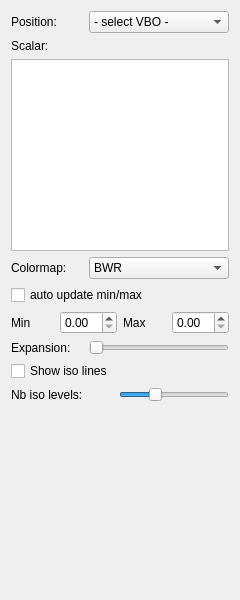
Before: the Qt Designer form schnapps/plugins/surface_render_scalar/surface_render_scalar.ui in cgogn/SCHNApps, drawn with Qt 5.
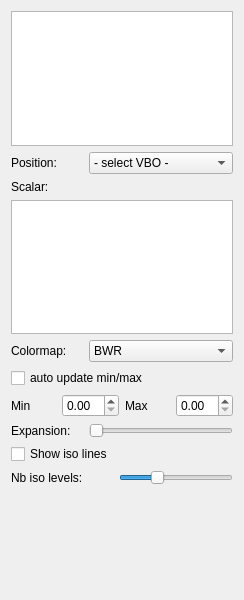
After: the same form once the commit is applied.

Commit message: working surface_render_scalar

Diff of the .ui file:
```diff
--- a/schnapps/plugins/surface_render_scalar/surface_render_scalar.ui
+++ b/schnapps/plugins/surface_render_scalar/surface_render_scalar.ui
@@ -7,7 +7,7 @@
    <rect>
     <x>0</x>
     <y>0</y>
-    <width>240</width>
+    <width>244</width>
     <height>600</height>
    </rect>
   </property>
@@ -15,87 +15,67 @@
    <string>Form</string>
   </property>
   <layout class="QGridLayout" name="gridLayout">
-   <item row="0" column="0">
+   <item row="1" column="0">
     <widget class="QLabel" name="label_2">
      <property name="text">
       <string>Position:</string>
      </property>
     </widget>
    </item>
-   <item row="0" column="1" colspan="2">
-    <widget class="QComboBox" name="combo_positionVBO">
-     <property name="sizePolicy">
-      <sizepolicy hsizetype="Expanding" vsizetype="Fixed">
-       <horstretch>0</horstretch>
-       <verstretch>0</verstretch>
-      </sizepolicy>
+   <item row="9" column="2">
+    <widget class="QSlider" name="slider_nbIsoLevels">
+     <property name="minimum">
+      <number>1</number>
      </property>
-     <item>
-      <property name="text">
-       <string>- select VBO -</string>
-      </property>
-     </item>
+     <property name="maximum">
+      <number>30</number>
+     </property>
+     <property name="pageStep">
+      <number>1</number>
+     </property>
+     <property name="value">
+      <number>10</number>
+     </property>
+     <property name="orientation">
+      <enum>Qt::Horizontal</enum>
+     </property>
     </widget>
    </item>
-   <item row="1" column="0">
-    <widget class="QLabel" name="label_3">
+   <item row="7" column="0">
+    <widget class="QLabel" name="label">
      <property name="text">
-      <string>Scalar:</string>
+      <string>Expansion:</string>
      </property>
     </widget>
    </item>
-   <item row="2" column="0" colspan="3">
+   <item row="7" column="1" colspan="2">
+    <widget class="QSlider" name="slider_expansion">
+     <property name="maximum">
+      <number>10</number>
+     </property>
+     <property name="pageStep">
+      <number>1</number>
+     </property>
+     <property name="orientation">
+      <enum>Qt::Horizontal</enum>
+     </property>
+    </widget>
+   </item>
+   <item row="3" column="0" colspan="3">
     <widget class="QListWidget" name="list_scalarVBO">
      <property name="selectionMode">
       <enum>QAbstractItemView::SingleSelection</enum>
      </property>
     </widget>
    </item>
-   <item row="3" column="0">
-    <widget class="QLabel" name="label_4">
+   <item row="9" column="0">
+    <widget class="QLabel" name="label_5">
      <property name="text">
-      <string>Colormap:</string>
+      <string>Nb iso levels:</string>
      </property>
     </widget>
    </item>
-   <item row="3" column="1" colspan="2">
-    <widget class="QComboBox" name="combo_colorMap">
-     <property name="sizePolicy">
-      <sizepolicy hsizetype="Expanding" vsizetype="Fixed">
-       <horstretch>0</horstretch>
-       <verstretch>0</verstretch>
-      </sizepolicy>
-     </property>
-     <item>
-      <property name="text">
-       <string>BWR</string>
-      </property>
-     </item>
-     <item>
-      <property name="text">
-       <string>CWR</string>
-      </property>
-     </item>
-     <item>
-      <property name="text">
-       <string>BCGYR</string>
-      </property>
-     </item>
-     <item>
-      <property name="text">
-       <string>BGR</string>
-      </property>
-     </item>
-    </widget>
-   </item>
-   <item row="4" column="0" colspan="3">
-    <widget class="QCheckBox" name="check_autoUpdateMinMax">
-     <property name="text">
-      <string>auto update min/max</string>
-     </property>
-    </widget>
-   </item>
-   <item row="5" column="0" colspan="3">
+   <item row="6" column="0" colspan="3">
     <layout class="QHBoxLayout" name="horizontalLayout">
      <item>
       <widget class="QLabel" name="label_7">
@@ -119,60 +99,52 @@
      </item>
     </layout>
    </item>
-   <item row="6" column="0">
-    <widget class="QLabel" name="label">
-     <property name="text">
-      <string>Expansion:</string>
+   <item row="1" column="1" colspan="2">
+    <widget class="QComboBox" name="combo_positionVBO">
+     <property name="sizePolicy">
+      <sizepolicy hsizetype="Expanding" vsizetype="Fixed">
+       <horstretch>0</horstretch>
+       <verstretch>0</verstretch>
+      </sizepolicy>
      </property>
+     <item>
+      <property name="text">
+       <string>- select VBO -</string>
+      </property>
+     </item>
     </widget>
    </item>
-   <item row="6" column="1" colspan="2">
-    <widget class="QSlider" name="slider_expansion">
-     <property name="maximum">
-      <number>10</number>
+   <item row="4" column="1" colspan="2">
+    <widget class="QComboBox" name="combo_colorMap">
+     <property name="sizePolicy">
+      <sizepolicy hsizetype="Expanding" vsizetype="Fixed">
+       <horstretch>0</horstretch>
+       <verstretch>0</verstretch>
+      </sizepolicy>
      </property>
-     <property name="pageStep">
-      <number>1</number>
-     </property>
-     <property name="orientation">
-      <enum>Qt::Horizontal</enum>
-     </property>
+     <item>
+      <property name="text">
+       <string>BWR</string>
+      </property>
+     </item>
+     <item>
+      <property name="text">
+       <string>CWR</string>
+      </property>
+     </item>
+     <item>
+      <property name="text">
+       <string>BCGYR</string>
+      </property>
+     </item>
+     <item>
+      <property name="text">
+       <string>BGR</string>
+      </property>
+     </item>
     </widget>
    </item>
-   <item row="7" column="0" colspan="2">
-    <widget class="QCheckBox" name="check_showIsoLines">
-     <property name="text">
-      <string>Show iso lines</string>
-     </property>
-    </widget>
-   </item>
-   <item row="8" column="0">
-    <widget class="QLabel" name="label_5">
-     <property name="text">
-      <string>Nb iso levels:</string>
-     </property>
-    </widget>
-   </item>
-   <item row="8" column="2">
-    <widget class="QSlider" name="slider_nbIsoLevels">
-     <property name="minimum">
-      <number>1</number>
-     </property>
-     <property name="maximum">
-      <number>30</number>
-     </property>
-     <property name="pageStep">
-      <number>1</number>
-     </property>
-     <property name="value">
-      <number>10</number>
-     </property>
-     <property name="orientation">
-      <enum>Qt::Horizontal</enum>
-     </property>
-    </widget>
-   </item>
-   <item row="9" column="0" colspan="3">
+   <item row="10" column="0" colspan="3">
     <spacer name="verticalSpacer">
      <property name="orientation">
       <enum>Qt::Vertical</enum>
@@ -185,6 +157,37 @@
      </property>
     </spacer>
    </item>
+   <item row="4" column="0">
+    <widget class="QLabel" name="label_4">
+     <property name="text">
+      <string>Colormap:</string>
+     </property>
+    </widget>
+   </item>
+   <item row="8" column="0" colspan="2">
+    <widget class="QCheckBox" name="check_showIsoLines">
+     <property name="text">
+      <string>Show iso lines</string>
+     </property>
+    </widget>
+   </item>
+   <item row="2" column="0">
+    <widget class="QLabel" name="label_3">
+     <property name="text">
+      <string>Scalar:</string>
+     </property>
+    </widget>
+   </item>
+   <item row="5" column="0" colspan="3">
+    <widget class="QCheckBox" name="check_autoUpdateMinMax">
+     <property name="text">
+      <string>auto update min/max</string>
+     </property>
+    </widget>
+   </item>
+   <item row="0" column="0" colspan="3">
+    <widget class="QListWidget" name="list_maps"/>
+   </item>
   </layout>
  </widget>
  <resources/>
```
The commit also changes 8 other files.
